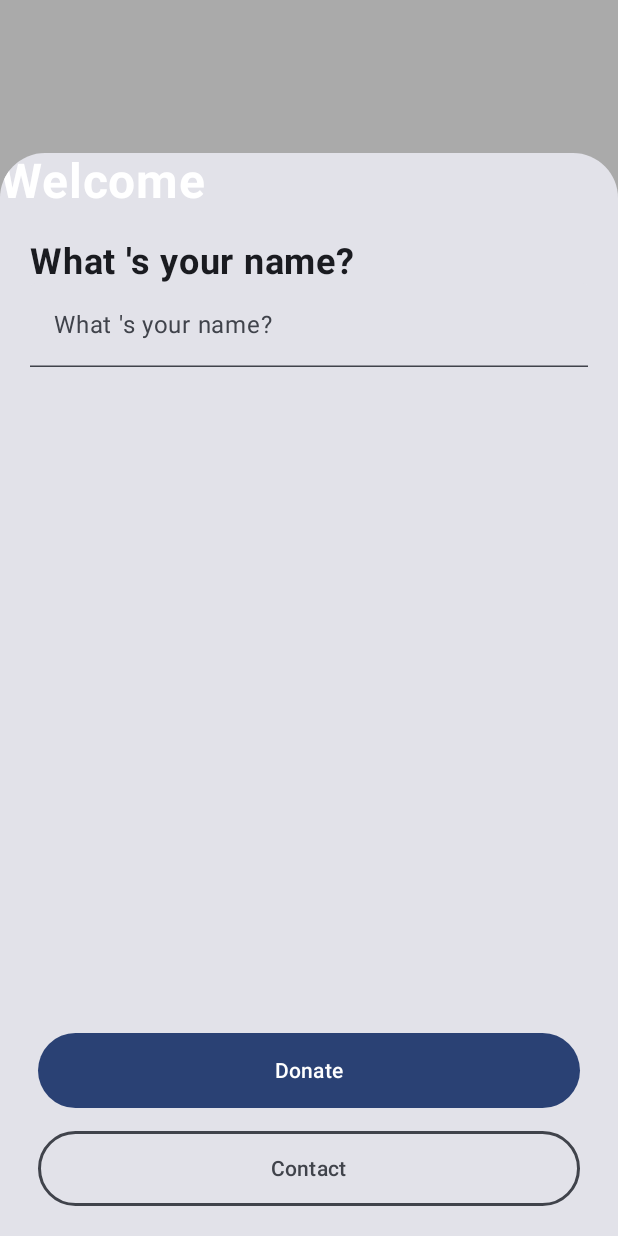
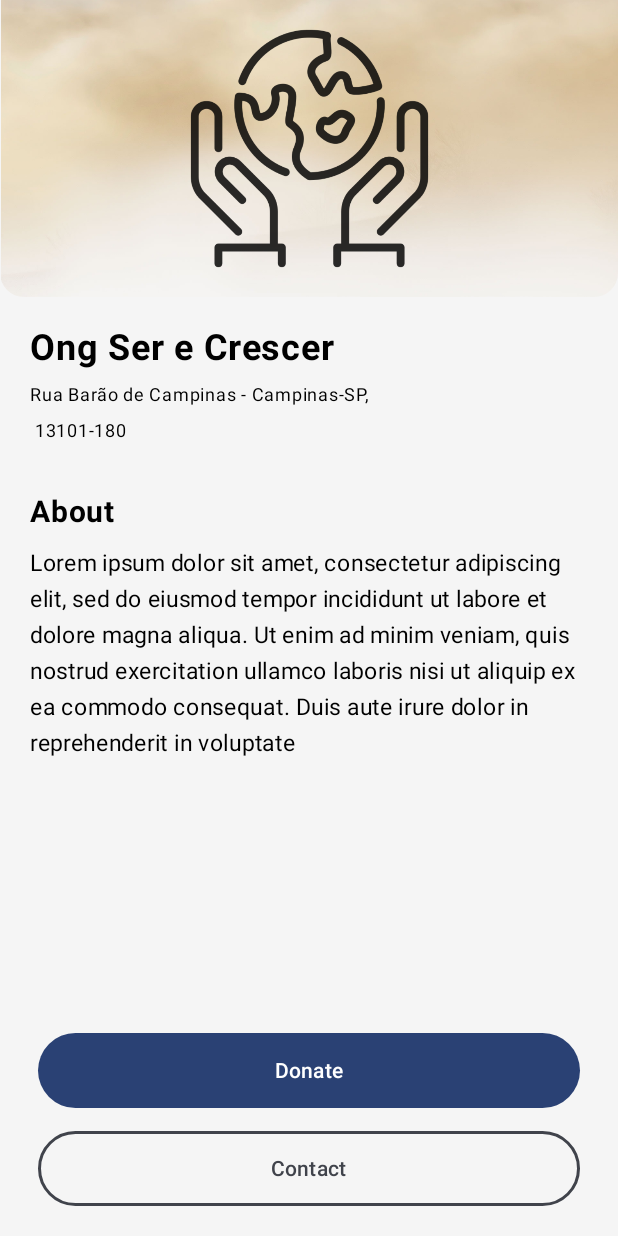
Before and after one commit to allangnutzmans/voluntariar, an Android app built with Jetpack Compose: the OrgInfoScreen screen opened through its navigation route, on a phone screen of 412 x 824 dp. Run offline under Robolectric (Android 15) with nearby library versions, the phone set to English and light mode, and no system bars.

```diff
--- a/app/src/main/java/com/ongs/voluntariar/screens/OrgInfoScreen.kt
+++ b/app/src/main/java/com/ongs/voluntariar/screens/OrgInfoScreen.kt
@@ -1,6 +1,7 @@
 package com.ongs.voluntariar.screens
 
 import androidx.compose.foundation.BorderStroke
+import androidx.compose.foundation.Image
 import androidx.compose.foundation.background
 import androidx.compose.foundation.layout.Arrangement
 import androidx.compose.foundation.layout.Box
@@ -12,17 +13,16 @@ import androidx.compose.foundation.layout.padding
 import androidx.compose.foundation.shape.RoundedCornerShape
 import androidx.compose.material3.Button
 import androidx.compose.material3.ButtonDefaults
-import androidx.compose.material3.Card
 import androidx.compose.material3.OutlinedButton
 import androidx.compose.material3.Text
-import androidx.compose.material3.TextField
 import androidx.compose.runtime.Composable
 import androidx.compose.runtime.mutableStateOf
 import androidx.compose.runtime.remember
 import androidx.compose.ui.Alignment
 import androidx.compose.ui.Modifier
+import androidx.compose.ui.draw.clip
 import androidx.compose.ui.graphics.Color
-import androidx.compose.ui.res.stringResource
+import androidx.compose.ui.res.painterResource
 import androidx.compose.ui.text.font.FontWeight
 import androidx.compose.ui.tooling.preview.Preview
 import androidx.compose.ui.unit.dp
@@ -44,62 +44,58 @@ fun OrgInfoScreen(navController: NavController?){
     ) {
         Column(
             modifier = Modifier
-                .fillMaxSize(),
+                .fillMaxSize()
+                .background(color = Color(0xFFF5F5F5)),
             verticalArrangement = Arrangement.SpaceBetween,
             horizontalAlignment = Alignment.CenterHorizontally
     ) {
-            Box(
-                modifier = Modifier
-                    .background(color = Color(0xffaaaaaa))
-                    .padding(top = 100.dp, bottom = 2.dp)
-
-            )
-            Card (
+            Image(
+                painter = painterResource(id = R.drawable.img),
+                contentDescription = "Ong Image",
                 modifier = Modifier
                     .fillMaxWidth()
-
-            ){}
-            Card (
-                modifier = Modifier
-                    .fillMaxSize()
-                    .height(500.dp),
-                shape = RoundedCornerShape(
-                    topStart = 30.dp,
-                    topEnd = 30.dp,
-                )
-            ) {
-                Text(
-                    text = stringResource(R.string.welcome),
-                    fontSize = 32.sp,
-                    color = Color.White,
-                    fontWeight = FontWeight.Bold
+                    .clip(RoundedCornerShape(bottomEnd = 16.dp, bottomStart = 16.dp))
             )
                 Column (
                     Modifier
                         .fillMaxSize()
                         .padding(20.dp),
                     verticalArrangement = Arrangement.SpaceBetween,
-                    horizontalAlignment = Alignment.End,
+                ){
+                    Column (
+                        verticalArrangement = Arrangement.spacedBy(30.dp)
                     ){
                         Column {
-                        Modifier.
-                        fillMaxWidth()
+                            Modifier
+                                .fillMaxWidth()
                             Text(
-                            text = stringResource(R.string.your_name),
+                                text = "Ong Ser e Crescer",
                                 fontSize = 24.sp,
                                 fontWeight = FontWeight.Bold
                             )
-                        TextField(
-                            value = yourNameState.value,
-                            onValueChange = {
-                                yourNameState.value = it
-                            },
-                            modifier = Modifier.fillMaxWidth(),
-                            label = {
-                                Text(text = stringResource(R.string.your_name))
+                            Text(
+                                text = "Rua Barão de Campinas - Campinas-SP,\n 13101-180",
+                                fontSize = 12.sp,
+                                modifier = Modifier
+                                    .padding(0.dp, 5.dp, 0.dp, 0.dp)
+                            )
                         }
-
+                        Column(
+                            modifier = Modifier
+                                .fillMaxWidth()
+                        ) {
+                            Text(
+                                text = "About",
+                                fontSize = 20.sp,
+                                fontWeight = FontWeight.Bold
                             )
+                            Text(
+                                text = "Lorem ipsum dolor sit amet, consectetur adipiscing elit, sed do eiusmod tempor incididunt ut labore et dolore magna aliqua. Ut enim ad minim veniam, quis nostrud exercitation ullamco laboris nisi ut aliquip ex ea commodo consequat. Duis aute irure dolor in reprehenderit in voluptate \n",
+                                fontSize = 15.sp,
+                                modifier = Modifier
+                                    .padding(0.dp, 10.dp, 0.dp, 0.dp)
+                            )
+                        }
                     }
                     Column (
                         modifier = Modifier
@@ -126,8 +122,6 @@ fun OrgInfoScreen(navController: NavController?){
                             Text(text = "Contact")
                         }
                     }
-
-                }
             }
             /*Button(onClick = {}) {
                 Text(
```
Also changed, not shown: app/src/main/res/drawable/img.png (added). Lines whose indentation alone changed are shown as unchanged.
